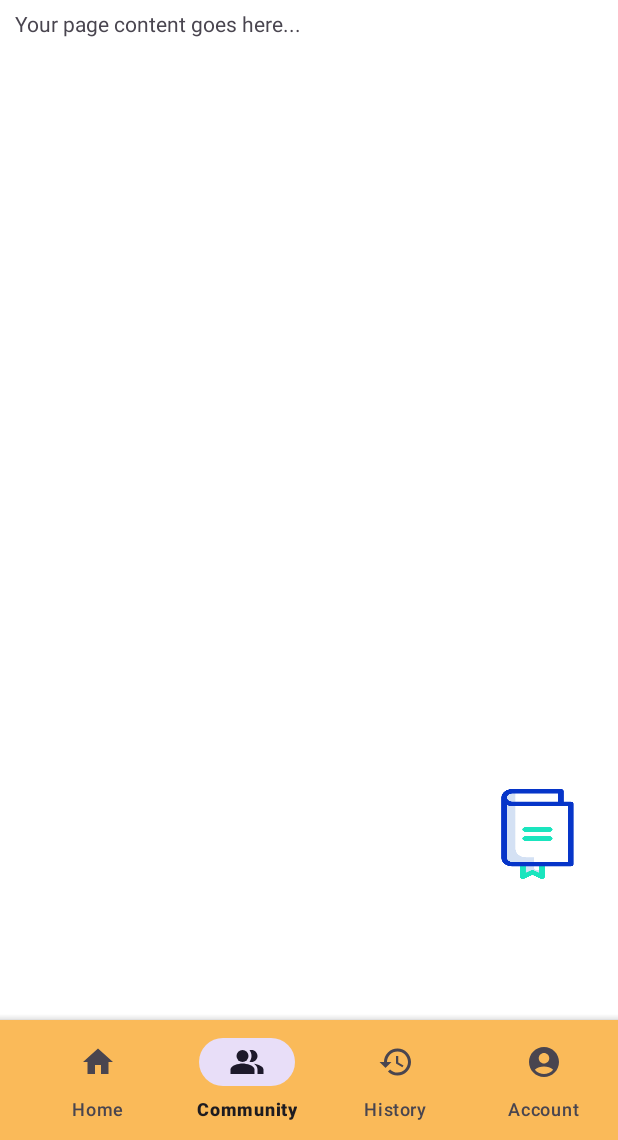
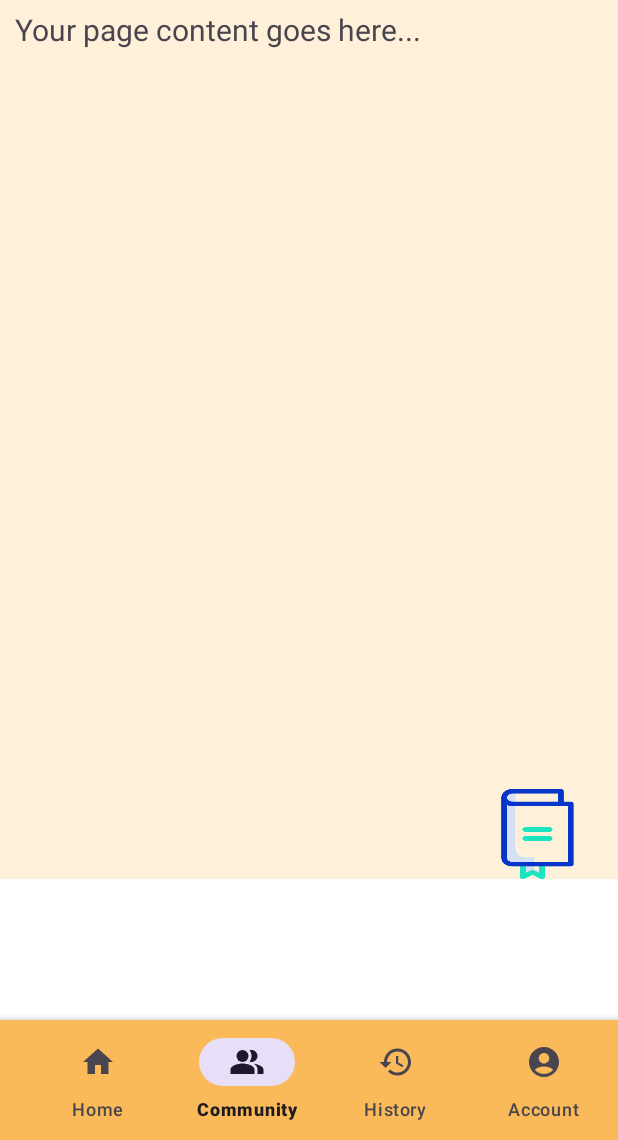
Before and after one commit to https-github-com-tungdao02/Project_PRM392, an Android app: the MainActivity screen opened directly, with no data from a screen before it, item 2 of the bottom bar chosen, on a phone screen of 412 x 824 dp, the part 96-1236 px from its top. Run offline under Robolectric (Android 15) with nearby library versions, the phone set to English and light mode, and no system bars; our stand-ins replace Firebase (no records; nobody signed in at launch, a user with empty details on screens opened directly), Picasso; libraries missing offline, so code that uses them is left out: me.relex.circleindicator; pictures from the network do not load; 2 statements that could not run were skipped.

```diff
--- a/app/src/main/res/layout/fragment_read_page.xml
+++ b/app/src/main/res/layout/fragment_read_page.xml
@@ -7,7 +7,8 @@
 
     <RelativeLayout
         android:layout_width="match_parent"
-        android:layout_height="590dp">
+        android:layout_height="590dp"
+        android:background="@color/bookaland">
 
         <TextView
             android:id="@+id/pageContentTextView"
@@ -17,6 +18,7 @@
             android:layout_marginLeft="10dp"
             android:layout_marginRight="10dp"
             android:layout_marginTop="10dp"
+            android:textSize="20dp"
             android:text="Your page content goes here..." />
 
         <ImageView
```
Also changed, not shown: app/src/main/java/com/example/project_prm392/MainActivity.java (+9 -6 lines).
